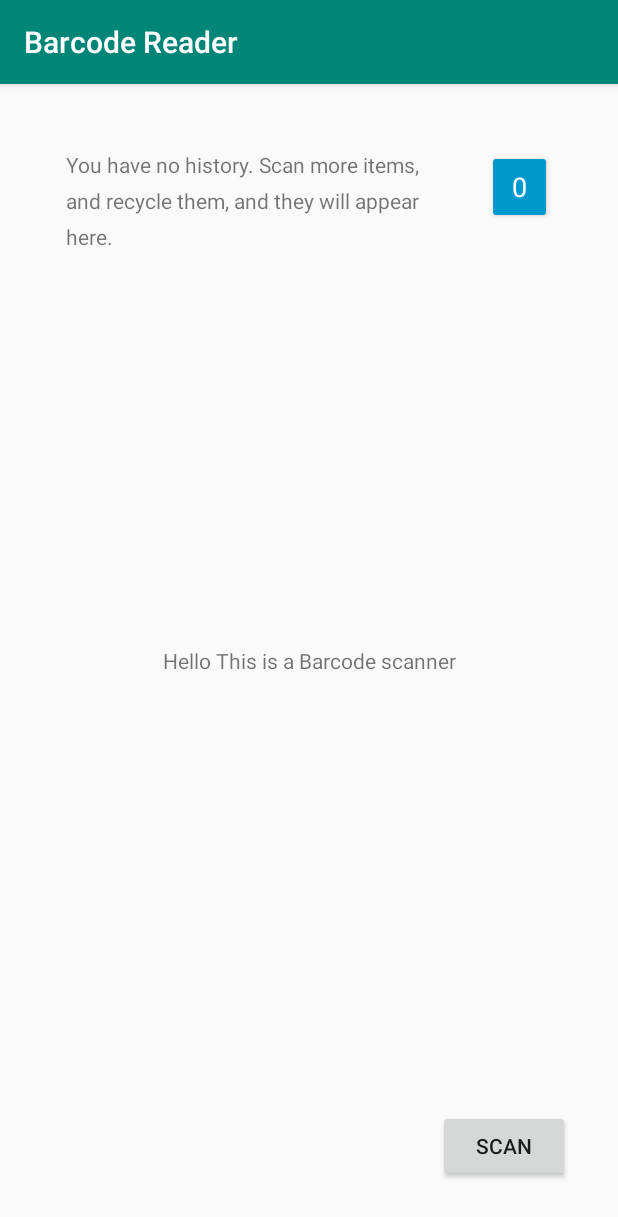
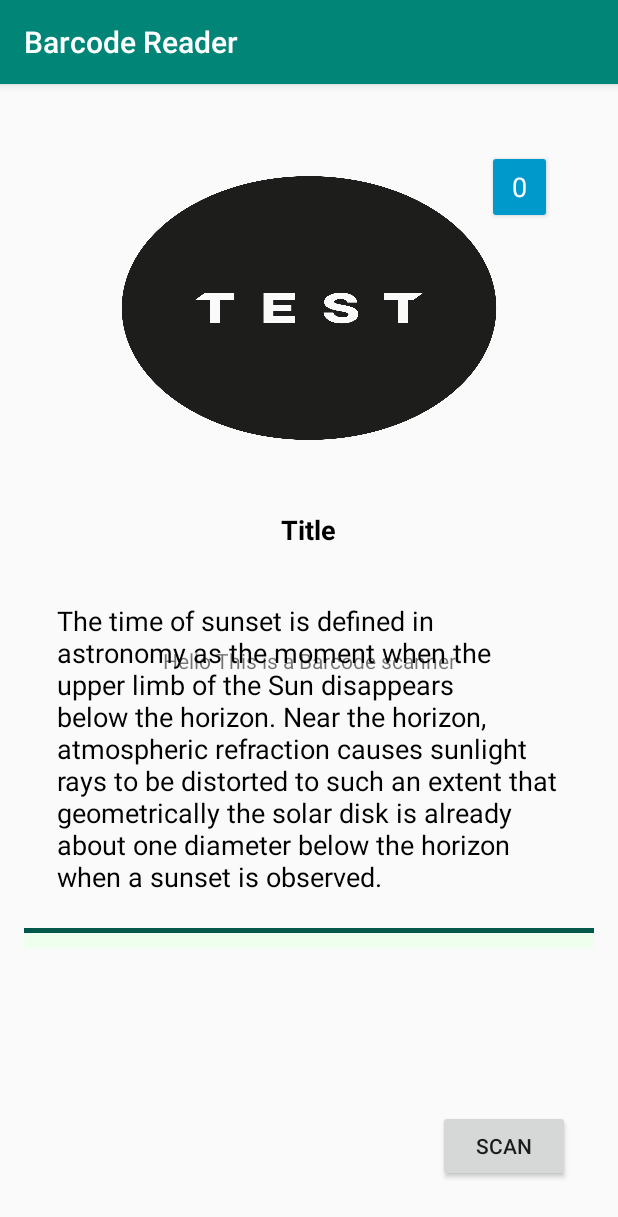
Before and after one commit to nasko25/Barcode, an Android app: the screen it shows after launch (MainActivity), on a phone screen of 412 x 824 dp. Shown: the top 1217 px of the screen. Run offline under Robolectric (Android 15) with nearby library versions, the phone set to English and light mode, and no system bars; libraries missing offline, so code that uses them is left out: com.readystatesoftware.sqliteasset; 10 statements that could not run were skipped.

Commit message:
Changed the first Fragment to test the new layout.

```diff
--- a/app/src/main/java/com/example/atanaspashov/barcode/ScreenSlidePageFragment.java
+++ b/app/src/main/java/com/example/atanaspashov/barcode/ScreenSlidePageFragment.java
@@ -12,7 +12,7 @@ public class ScreenSlidePageFragment extends Fragment {
     public View onCreateView(LayoutInflater inflater, ViewGroup container,
                              Bundle savedInstanceState) {
         ViewGroup rootView = (ViewGroup) inflater.inflate(
-                R.layout.activity_recycle_history, container, false);
+                R.layout.article_list, container, false);
 
         return rootView;
     }
--- a/app/src/main/res/layout/article_list.xml
+++ b/app/src/main/res/layout/article_list.xml
@@ -18,7 +18,7 @@
         android:layout_marginTop="33dp"
         android:layout_marginEnd="48dp"
         android:gravity="center_horizontal"
-        tools:srcCompat="@tools:sample/backgrounds/scenic[17]"
+        android:background="@drawable/testing_image"
         />
 
     <TextView
```
